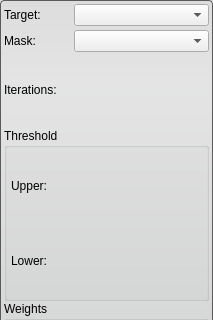
jessdtate/Seg3D, file Interface/ToolInterface/ThresholdSegmentationLSFilterInterface.ui: the form before one commit; both pictures show x 0 to 213 and y 0 to 320 of the 213 by 568 pixel window.
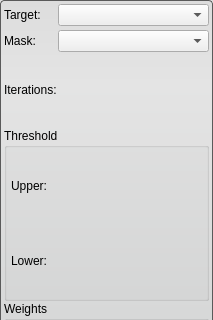
The form after the commit.

Commit message: ui updates, all tools/filters ui's fixed

Diff of the .ui file:
```diff
--- a/Interface/ToolInterface/ThresholdSegmentationLSFilterInterface.ui
+++ b/Interface/ToolInterface/ThresholdSegmentationLSFilterInterface.ui
@@ -11,14 +11,14 @@
    </rect>
   </property>
   <property name="sizePolicy">
-   <sizepolicy hsizetype="Expanding" vsizetype="Fixed">
+   <sizepolicy hsizetype="Preferred" vsizetype="Fixed">
     <horstretch>0</horstretch>
     <verstretch>0</verstretch>
    </sizepolicy>
   </property>
   <property name="minimumSize">
    <size>
-    <width>213</width>
+    <width>0</width>
     <height>568</height>
    </size>
   </property>
@@ -52,9 +52,9 @@
     <number>4</number>
    </property>
    <item>
-    <layout class="QHBoxLayout" name="activeHLayout" stretch="1,2">
+    <layout class="QHBoxLayout" name="activeHLayout" stretch="1,3">
      <property name="spacing">
-      <number>3</number>
+      <number>4</number>
      </property>
      <property name="bottomMargin">
       <number>4</number>
@@ -76,9 +76,9 @@
     </layout>
    </item>
    <item>
-    <layout class="QHBoxLayout" name="maskHLayout" stretch="1,2">
+    <layout class="QHBoxLayout" name="maskHLayout" stretch="1,3">
      <property name="spacing">
-      <number>3</number>
+      <number>4</number>
      </property>
      <item>
       <widget class="QLabel" name="maskLabel">
```
Left out of the diff: 100 changed lines with no effect on the pictures. The commit also changes 19 other files.
